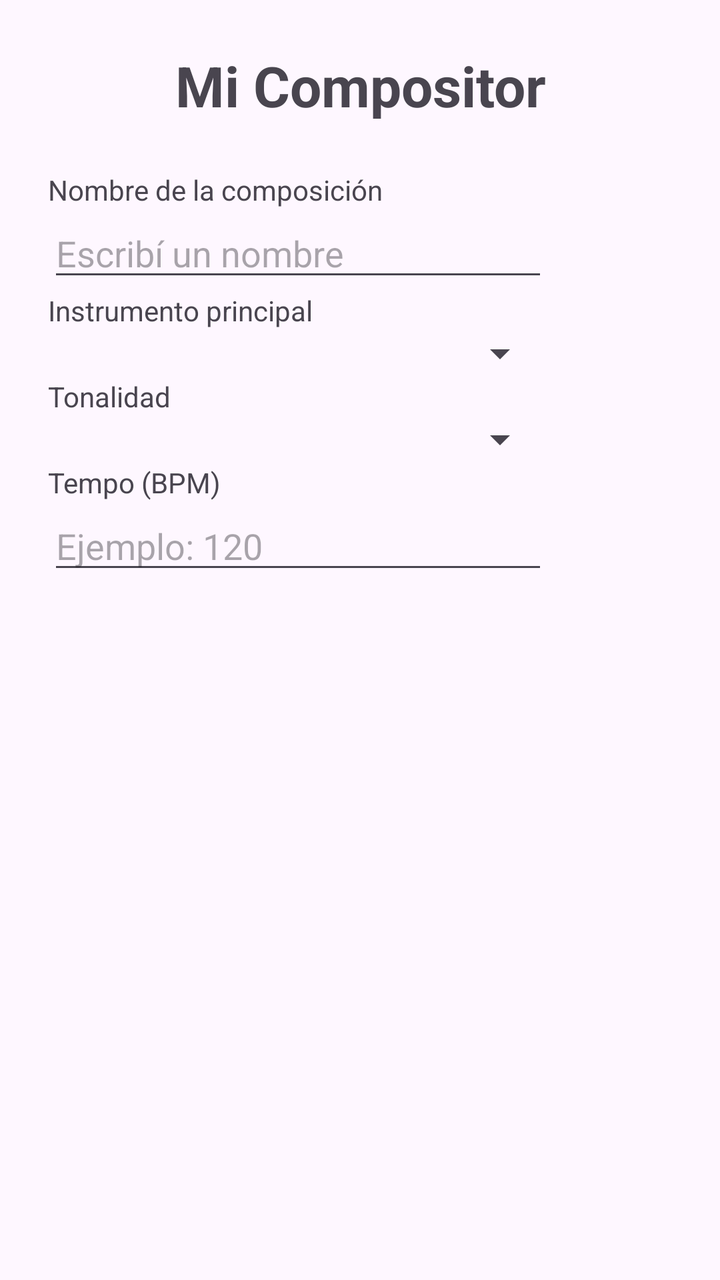
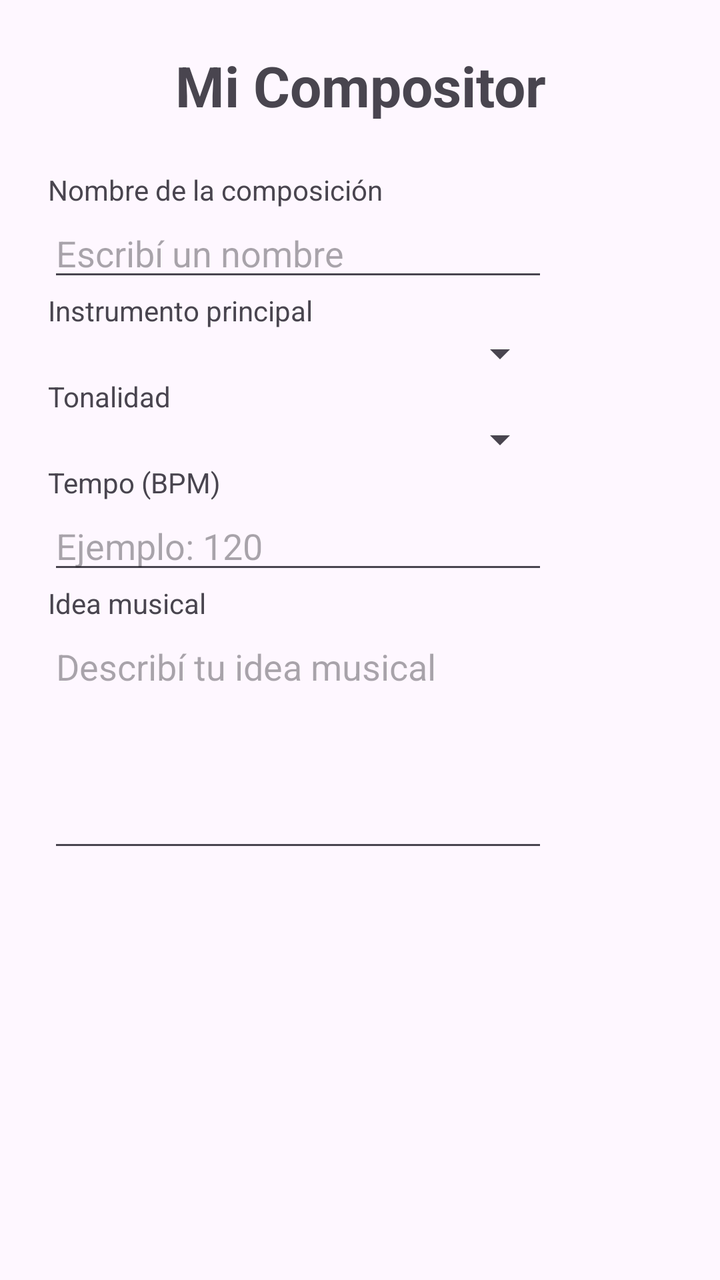

Before-and-after screenshots of an Android layout around one commit, followed by the original layout XML and the change that was made.
<!-- AndroidManifest.xml: application theme Theme.MiApp -->
<!-- res/layout/activity_main.xml -->
<?xml version="1.0" encoding="utf-8"?>
<ScrollView
    xmlns:android="http://schemas.android.com/apk/res/android"
    android:layout_width="match_parent"
    android:layout_height="match_parent">

    <LinearLayout
        android:layout_width="match_parent"
        android:layout_height="wrap_content"
        android:orientation="vertical"
        android:padding="24dp">

        <TextView
            android:layout_width="match_parent"
            android:layout_height="wrap_content"
            android:text="Mi Compositor"
            android:textSize="28sp"
            android:textStyle="bold"
            android:gravity="center"
            android:layout_marginBottom="24dp" />

        <TextView
            android:layout_width="wrap_content"
            android:layout_height="wrap_content"
            android:text="Nombre de la composición" />

        <EditText
            android:layout_width="250dp"
            android:layout_height="wrap_content"
            android:hint="Escribí un nombre" />

        <TextView
            android:layout_width="wrap_content"
            android:layout_height="wrap_content"
            android:text="Instrumento principal" />

        <Spinner

            android:layout_width="250dp"
            android:layout_height="wrap_content"
            android:id="@+id/spinnerInstrumento"/>

        <TextView
            android:layout_width="wrap_content"
            android:layout_height="wrap_content"
            android:text="Tonalidad" />

        <Spinner
            android:id="@+id/spinnerTonalidad"
            android:layout_width="250dp"
            android:layout_height="wrap_content" />

        <TextView
            android:layout_width="wrap_content"
            android:layout_height="wrap_content"
            android:text="Tempo (BPM)" />

        <EditText
            android:id="@+id/edtTempo"
            android:layout_width="250dp"
            android:layout_height="wrap_content"
            android:hint="Ejemplo: 120"
            android:inputType="number" />

    </LinearLayout>

</ScrollView>
<!-- resources referenced by this layout -->
<resources>
  <style name="Theme.MiApp" parent="Base.Theme.MiApp" />
  <style name="Base.Theme.MiApp" parent="Theme.Material3.DayNight.NoActionBar">
          
          
      </style>
</resources>

<!-- the commit's change to res/layout/activity_main.xml (unified diff, before → after) -->
@@ -62,6 +62,19 @@
             android:hint="Ejemplo: 120"
             android:inputType="number" />
 
+        <TextView
+            android:layout_width="wrap_content"
+            android:layout_height="wrap_content"
+            android:text="Idea musical" />
+
+        <EditText
+            android:id="@+id/edtIdea"
+            android:layout_width="250dp"
+            android:layout_height="120dp"
+            android:hint="Describí tu idea musical"
+            android:gravity="top"
+            android:inputType="textMultiLine" />
+
     </LinearLayout>
 
 </ScrollView>
